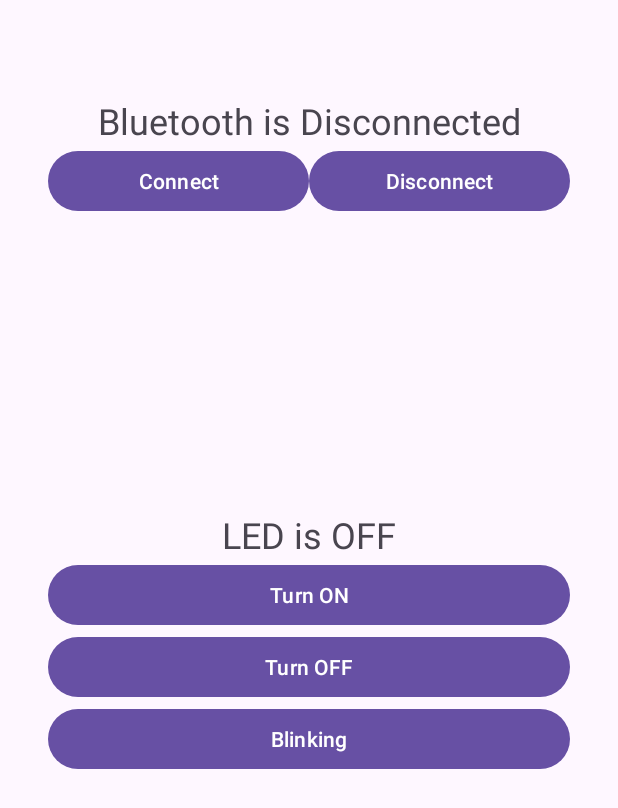
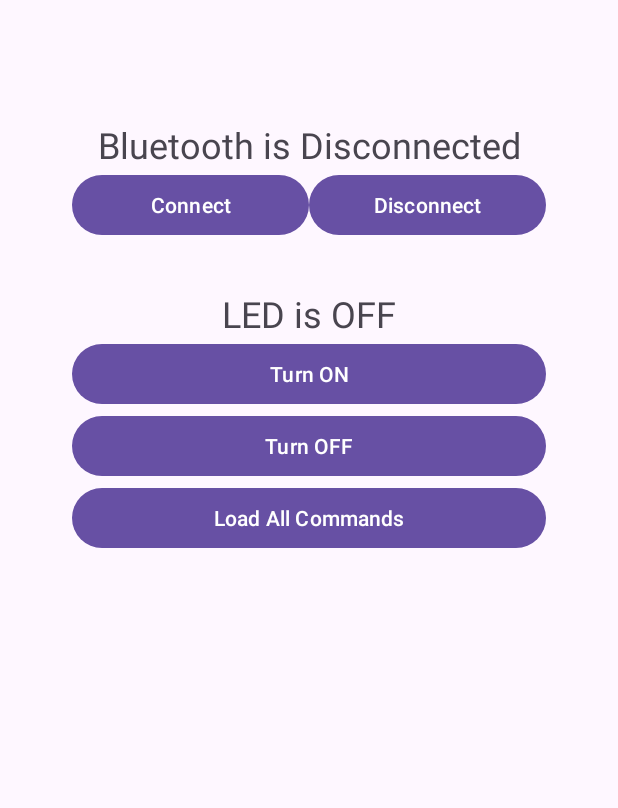
Before and after one commit to SuvarnaBhide/arduino-android-communication, an Android app: the screen it shows after launch (MainActivity), on a phone screen of 412 x 824 dp. Shown: the top 808 px of the screen. Run offline under Robolectric (Android 15) with nearby library versions, the phone set to English and light mode, and no system bars; our stand-ins replace Firebase (no records; nobody signed in at launch, a user with empty details on screens opened directly).

Commit message:
Send commands to FireStore

```diff
--- a/ArduinoLEDController/app/build.gradle
+++ b/ArduinoLEDController/app/build.gradle
@@ -1,5 +1,6 @@
 plugins {
     id 'com.android.application'
+    id 'com.google.gms.google-services'
 }
 
 android {
@@ -33,6 +34,8 @@ dependencies {
     implementation 'androidx.appcompat:appcompat:1.4.1'
     implementation 'com.google.android.material:material:1.5.0'
     implementation 'androidx.constraintlayout:constraintlayout:2.1.3'
+    implementation 'com.google.firebase:firebase-analytics:21.3.0'
+    implementation 'com.google.firebase:firebase-firestore:24.7.0'
     testImplementation 'junit:junit:4.13.2'
     androidTestImplementation 'androidx.test.ext:junit:1.1.5'
     androidTestImplementation 'androidx.test.espresso:espresso-core:3.5.1'
--- a/ArduinoLEDController/app/src/main/AndroidManifest.xml
+++ b/ArduinoLEDController/app/src/main/AndroidManifest.xml
@@ -21,12 +21,13 @@
         android:theme="@style/Theme.ArduinoLEDController"
         tools:targetApi="31">
         <activity android:name=".SelectDeviceActivity" />
+        <!--.SendToFireStoreActivity-->
+
         <activity
             android:name=".MainActivity"
             android:exported="true">
             <intent-filter>
                 <action android:name="android.intent.action.MAIN" />
-
                 <category android:name="android.intent.category.LAUNCHER" />
             </intent-filter>
         </activity>
--- a/ArduinoLEDController/app/src/main/java/com/example/arduinoledcontroller/MainActivity.java
+++ b/ArduinoLEDController/app/src/main/java/com/example/arduinoledcontroller/MainActivity.java
@@ -1,5 +1,7 @@
 package com.example.arduinoledcontroller;
 
+import androidx.annotation.NonNull;
+import androidx.annotation.Nullable;
 import androidx.appcompat.app.AppCompatActivity;
 import androidx.core.app.ActivityCompat;
 
@@ -17,6 +19,7 @@ import android.util.Log;
 import android.view.View;
 import android.widget.Button;
 import android.widget.TextView;
+import android.widget.Toast;
 
 import java.io.IOException;
 import java.io.InputStream;
@@ -25,8 +28,20 @@ import java.util.UUID;
 
 import static android.content.ContentValues.TAG;
 
+import com.google.android.gms.tasks.OnFailureListener;
+import com.google.android.gms.tasks.OnSuccessListener;
+import com.google.firebase.firestore.CollectionReference;
+import com.google.firebase.firestore.DocumentReference;
+import com.google.firebase.firestore.DocumentSnapshot;
+import com.google.firebase.firestore.EventListener;
+import com.google.firebase.firestore.FirebaseFirestore;
+import com.google.firebase.firestore.FirebaseFirestoreException;
+import com.google.firebase.firestore.QueryDocumentSnapshot;
+import com.google.firebase.firestore.QuerySnapshot;
+
 public class MainActivity extends AppCompatActivity {
 
+    private static final String TAG = "SendToFireStore";
     private String deviceAddress = null;
     public static Handler handler;
     public static BluetoothSocket mmSocket;
@@ -36,6 +51,12 @@ public class MainActivity extends AppCompatActivity {
     // The following variables used in bluetooth handler to identify message status
     private final static int CONNECTION_STATUS = 1;
     private final static int MESSAGE_READ = 2;
+
+    private TextView textViewData;
+
+    private FirebaseFirestore db = FirebaseFirestore.getInstance();
+    private CollectionReference cmdsRef = db.collection("BluetoothCommunication");
+    //private DocumentReference cmdRef = db.document("BluetoothCommunication/LED OnOff Commands");
 
     @Override
     protected void onCreate(Bundle savedInstanceState) {
@@ -49,7 +70,8 @@ public class MainActivity extends AppCompatActivity {
         final TextView ledStatus = findViewById(R.id.textLedStatus);
         Button buttonOn = findViewById(R.id.buttonOn);
         Button buttonOff = findViewById(R.id.buttonOff);
-        Button buttonBlink = findViewById(R.id.buttonBlink);
+        //Button buttonBlink = findViewById(R.id.buttonBlink);
+        textViewData = findViewById(R.id.text_view_data);
 
         // Code for the "Connect" button
         buttonConnect.setOnClickListener(new View.OnClickListener() {
@@ -121,6 +143,8 @@ public class MainActivity extends AppCompatActivity {
             @Override
             public void onClick(View view) {
                 String androidCmd = "1";
+                ArduinoCommand arduinoCommand = new ArduinoCommand(androidCmd, "LED is turned ON");
+                cmdsRef.add(arduinoCommand);
                 connectedThread.write(androidCmd);
             }
         });
@@ -130,18 +154,73 @@ public class MainActivity extends AppCompatActivity {
             @Override
             public void onClick(View view) {
                 String androidCmd = "0";
+
+                ArduinoCommand arduinoCommand = new ArduinoCommand(androidCmd, "LED is turned OFF");
+                cmdsRef.add(arduinoCommand);
                 connectedThread.write(androidCmd);
             }
         });
 
         // Code to make the LED blinking
-        buttonBlink.setOnClickListener(new View.OnClickListener() {
+        /*buttonBlink.setOnClickListener(new View.OnClickListener() {
             @Override
             public void onClick(View view) {
                 String androidCmd = "d";
                 connectedThread.write(androidCmd);
             }
+        });*/
+    }
+
+    /*@Override
+    protected void onStart() {
+        super.onStart();
+        cmdsRef.addSnapshotListener(this, new EventListener<QuerySnapshot>() {
+            @Override
+            public void onEvent(@Nullable QuerySnapshot queryDocumentSnapshots, @Nullable FirebaseFirestoreException error) {
+
+                if(error != null) {
+                    return;
+                }
+
+                String data = "";
+
+                for(QueryDocumentSnapshot documentSnapshot : queryDocumentSnapshots){
+
+                    ArduinoCommand arduinoCommand = documentSnapshot.toObject(ArduinoCommand.class);
+                    arduinoCommand.setDocumentId(documentSnapshot.getId());
+
+                    String command = arduinoCommand.getCommand();
+                    String description = arduinoCommand.getCommandDescription();
+
+                    data += command + " - " + description + "\n\n";
+                }
+
+                textViewData.setText(data);
+            }
         });
+    }*/
+
+    public void loadCommands(View v){
+        cmdsRef.get()
+                .addOnSuccessListener(new OnSuccessListener<QuerySnapshot>() {
+                    @Override
+                    public void onSuccess(QuerySnapshot queryDocumentSnapshots) {
+                        String data = "";
+
+                        for(QueryDocumentSnapshot documentSnapshot : queryDocumentSnapshots){
+
+                            ArduinoCommand arduinoCommand = documentSnapshot.toObject(ArduinoCommand.class);
+                            arduinoCommand.setDocumentId(documentSnapshot.getId());
+
+                            String command = arduinoCommand.getCommand();
+                            String description = arduinoCommand.getCommandDescription();
+
+                            data += command + " - " + description + "\n\n";
+                        }
+
+                        textViewData.setText(data);
+                    }
+                });
     }
 
     /* ============================ Thread to Create Connection ================================= */
--- a/ArduinoLEDController/app/src/main/res/layout/activity_main.xml
+++ b/ArduinoLEDController/app/src/main/res/layout/activity_main.xml
@@ -1,13 +1,16 @@
 <?xml version="1.0" encoding="utf-8"?>
-<androidx.constraintlayout.widget.ConstraintLayout xmlns:android="http://schemas.android.com/apk/res/android"
+<LinearLayout xmlns:android="http://schemas.android.com/apk/res/android"
     xmlns:app="http://schemas.android.com/apk/res-auto"
     xmlns:tools="http://schemas.android.com/tools"
     android:layout_width="match_parent"
     android:layout_height="match_parent"
+    android:orientation="vertical"
+    android:padding="16dp"
     tools:context=".MainActivity">
 
+
     <LinearLayout
-        android:layout_width="0dp"
+        android:layout_width="match_parent"
         android:layout_height="wrap_content"
         android:layout_marginStart="32dp"
         android:layout_marginTop="64dp"
@@ -49,7 +52,7 @@
     </LinearLayout>
 
     <LinearLayout
-        android:layout_width="0dp"
+        android:layout_width="match_parent"
         android:layout_height="wrap_content"
         android:layout_marginStart="32dp"
         android:layout_marginTop="32dp"
@@ -81,11 +84,28 @@
             android:layout_height="wrap_content"
             android:text="Turn OFF" />
 
-        <Button
+        <!--Button
             android:id="@+id/buttonBlink"
             android:layout_width="match_parent"
             android:layout_height="wrap_content"
-            android:text="Blinking" />
+            android:text="Blinking" /-->
+        <Button
+            android:layout_width="match_parent"
+            android:layout_height="wrap_content"
+            android:text="Load All Commands"
+            android:onClick="loadCommands"/>
+
+        <androidx.core.widget.NestedScrollView
+            android:layout_width="match_parent"
+            android:layout_height="wrap_content">
+            <TextView
+                android:layout_marginBottom="16sp"
+                android:textSize="20sp"
+                android:id="@+id/text_view_data"
+                android:layout_width="wrap_content"
+                android:layout_height="wrap_content"/>
+        </androidx.core.widget.NestedScrollView>
+
     </LinearLayout>
 
-</androidx.constraintlayout.widget.ConstraintLayout>
+</LinearLayout>
--- a/ArduinoLEDController/build.gradle
+++ b/ArduinoLEDController/build.gradle
@@ -1,4 +1,8 @@
-// Top-level build file where you can add configuration options common to all sub-projects/modules.
+buildscript {
+    dependencies {
+        classpath 'com.google.gms:google-services:4.3.14'
+    }
+}// Top-level build file where you can add configuration options common to all sub-projects/modules.
 plugins {
     id 'com.android.application' version '8.0.2' apply false
     id 'com.android.library' version '8.0.2' apply false
```
Also changed, not shown: ArduinoLEDController/app/src/main/java/com/example/arduinoledcontroller/ArduinoCommand.java (added, +45 -0 lines), 1 other file.
